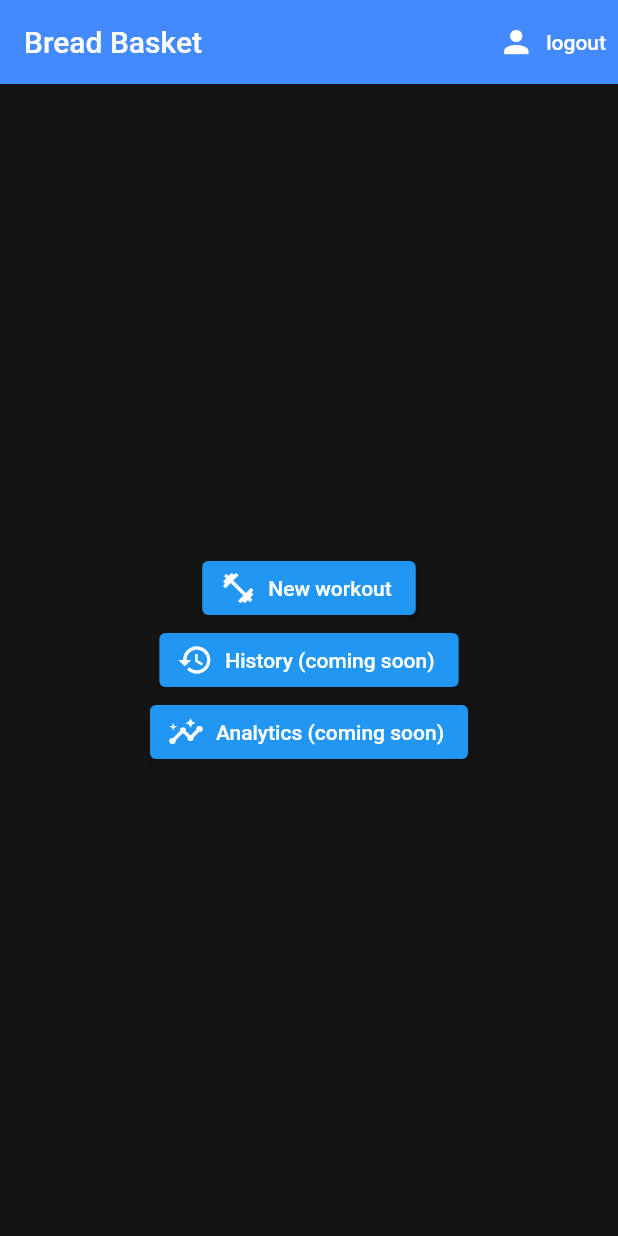
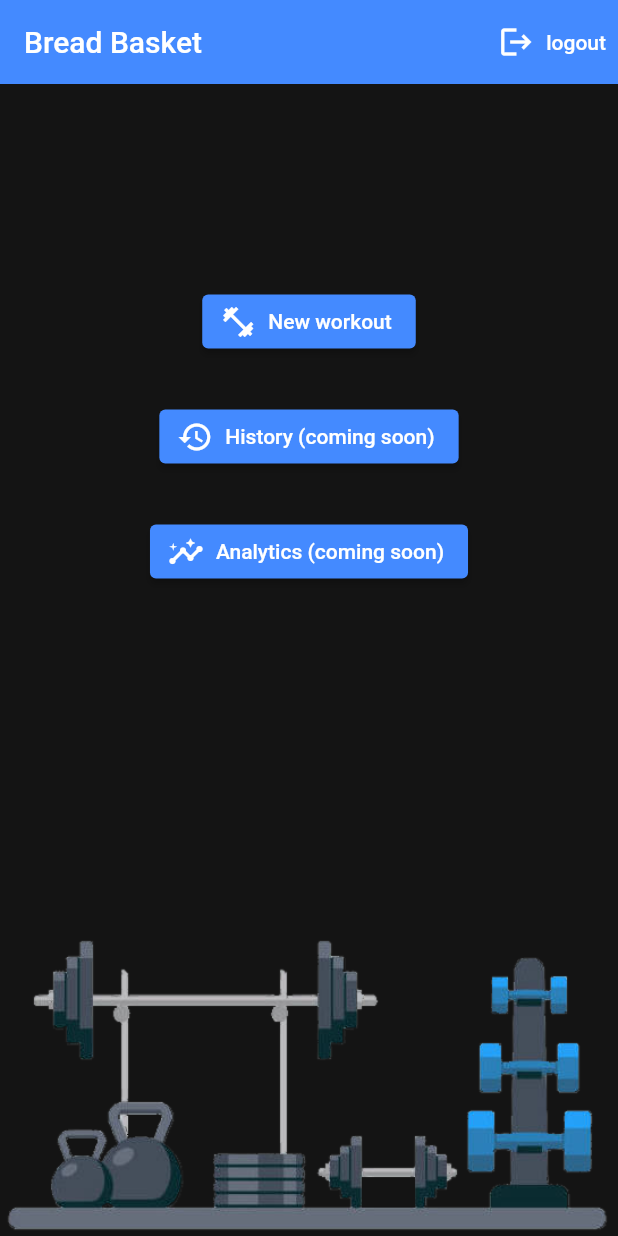
Before and after one commit to jacksondearing96/bread_basket, a Flutter app: the screen it shows once a user with an empty profile is signed in, on a phone screen of 412 x 824 dp. Run offline on Flutter 3.47's test engine with Material 2 defaults, Android fonts, the light colour scheme and no system bars; our stand-ins replace cloud_firestore, email_validator, firebase_auth, firebase_core, fl_chart, flutter_spinkit; accounts and stored records are empty.

Commit message:
Added dates, background image and improved handling of saving workouts.

```diff
--- a/lib/main.dart
+++ b/lib/main.dart
@@ -1,6 +1,7 @@
 import 'package:bread_basket/models/user.dart';
 import 'package:bread_basket/screens/wrapper.dart';
 import 'package:bread_basket/services/auth.dart';
+import 'package:bread_basket/shared/constants.dart';
 import 'package:flutter/material.dart';
 import 'package:firebase_core/firebase_core.dart';
 import 'package:provider/provider.dart';
@@ -32,6 +33,10 @@ class MyApp extends StatelessWidget {
                   }
                 },
                 child: MaterialApp(
+                  theme: ThemeData(
+                    accentColor: Constants.accentColor,
+
+                  ),
                   home: Wrapper(),
                 ),
               ),
--- a/lib/models/workout.dart
+++ b/lib/models/workout.dart
@@ -2,6 +2,7 @@ import 'package:bread_basket/models/performedExercise.dart';
 
 class PerformedWorkout {
   String id = DateTime.now().millisecondsSinceEpoch.toString();
+  int dateInMilliseconds = DateTime.now().millisecondsSinceEpoch;
   PerformedWorkout();
 
   List<PerformedExercise> performedExercises = [];
@@ -12,6 +13,7 @@ class PerformedWorkout {
     print(json);
     PerformedWorkout workout = PerformedWorkout();
     workout.name = json['name']! as String;
+    workout.dateInMilliseconds = json['dateInMilliseconds']! as int;
     workout.id = id;
 
     Map<String, Object?> exercisesJson =
@@ -27,6 +29,7 @@ class PerformedWorkout {
     // TODO: Separate this work into each class.
     Map<String, dynamic> workoutData = {
       'name': name,
+      'dateInMilliseconds': dateInMilliseconds,
       'exercises': {},
     };
     for (var exercise in performedExercises) {
--- a/lib/screens/home/home.dart
+++ b/lib/screens/home/home.dart
@@ -20,7 +20,7 @@ class Home extends StatelessWidget {
         elevation: 0.0,
         actions: <Widget>[
           TextButton.icon(
-            icon: Icon(Icons.person, color: Constants.textColor),
+            icon: Icon(Icons.logout, color: Constants.textColor),
             onPressed: () async {
               await _auth.signOut();
             },
@@ -33,6 +33,12 @@ class Home extends StatelessWidget {
         child: Column(
           mainAxisAlignment: MainAxisAlignment.center,
           children: [
+            Container(
+              padding: EdgeInsets.fromLTRB(0, 120, 0, 50),
+              height: 400,
+              child: Column(
+                mainAxisAlignment: MainAxisAlignment.spaceAround,
+                children: [
                   ElevatedButton.icon(
                     icon: Icon(
                       Icons.fitness_center,
@@ -43,11 +49,14 @@ class Home extends StatelessWidget {
                       style: TextStyle(color: Constants.textColor),
                     ),
                     onPressed: () {
-                Navigator.push(context, MaterialPageRoute(builder: (context) {
+                      Navigator.push(context,
+                          MaterialPageRoute(builder: (context) {
                         return Workout(exercises: exercises);
                       }));
                     },
-              style: TextButton.styleFrom(primary: Constants.textColor),
+                    style: TextButton.styleFrom(
+                      backgroundColor: Constants.accentColor,
+                      primary: Constants.textColor),
                   ),
                   ElevatedButton.icon(
                     icon: Icon(
@@ -56,9 +65,13 @@ class Home extends StatelessWidget {
                     ),
                     label: Text(
                       'History (coming soon)',
-                style: TextStyle(color: Constants.textColor),
+                      style: TextStyle(
+                        color: Constants.textColor),
                     ),
                     onPressed: () => {},
+                    style: TextButton.styleFrom(
+                      backgroundColor: Constants.accentColor,
+                      primary: Constants.textColor),
                   ),
                   ElevatedButton.icon(
                     icon: Icon(
@@ -70,7 +83,14 @@ class Home extends StatelessWidget {
                       style: TextStyle(color: Constants.textColor),
                     ),
                     onPressed: () => {},
+                    style: TextButton.styleFrom(
+                      backgroundColor: Constants.accentColor,
+                      primary: Constants.textColor),
                   ),
+                ],
+              ),
+            ),
+            Expanded(child: Align(alignment: Alignment.bottomCenter ,child: Constants.backgroundImage)),
           ],
         ),
       ),
--- a/lib/screens/workout/selectExercise.dart
+++ b/lib/screens/workout/selectExercise.dart
@@ -37,6 +37,7 @@ class _SelectExerciseState extends State<SelectExercise> {
         onPressed: () => Navigator.pop(context, selectedExercises),
         tooltip: 'New exercise',
         child: Icon(Icons.check),
+        backgroundColor: Constants.accentColor,
       ),
     );
   }
--- a/lib/shared/constants.dart
+++ b/lib/shared/constants.dart
@@ -82,4 +82,5 @@ class Constants {
 
   static Image weightIcon = Image.asset('resources/icons/weight.png');
   static Image sigmaIcon = Image.asset('resources/icons/sigma.png');
+  static Image backgroundImage = Image.asset('resources/icons/background.png');
 }
```
Also changed, not shown: lib/analytics/ExerciseProgressIndicator.dart (+10 -2 lines), lib/screens/workout/selectExerciseList.dart (+8 -8 lines), lib/screens/workout/workout.dart (+49 -6 lines), lib/screens/workout/workoutExerciseTile.dart (+4 -8 lines), lib/screens/workout/workoutSet.dart (+6 -8 lines), lib/services/database.dart (+15 -4 lines), resources/icons/background.png (added), resources/icons/logout.png (added). Lines whose indentation alone changed are shown as unchanged.
